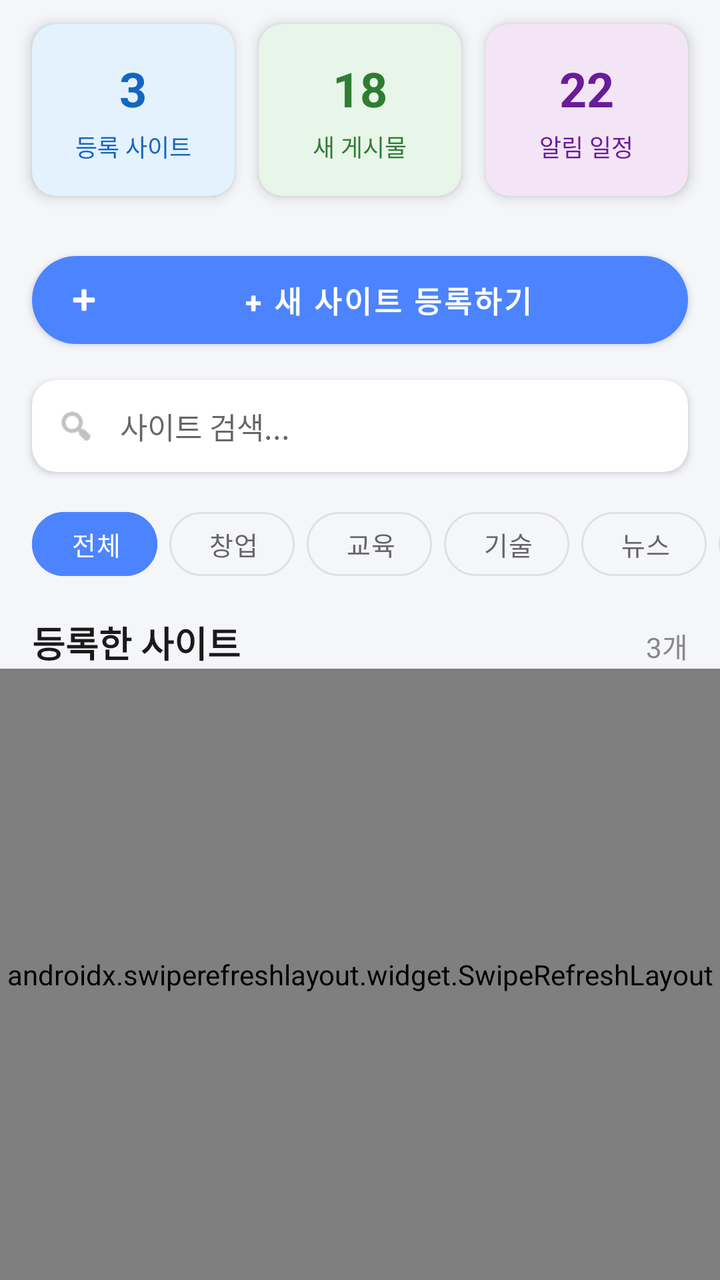
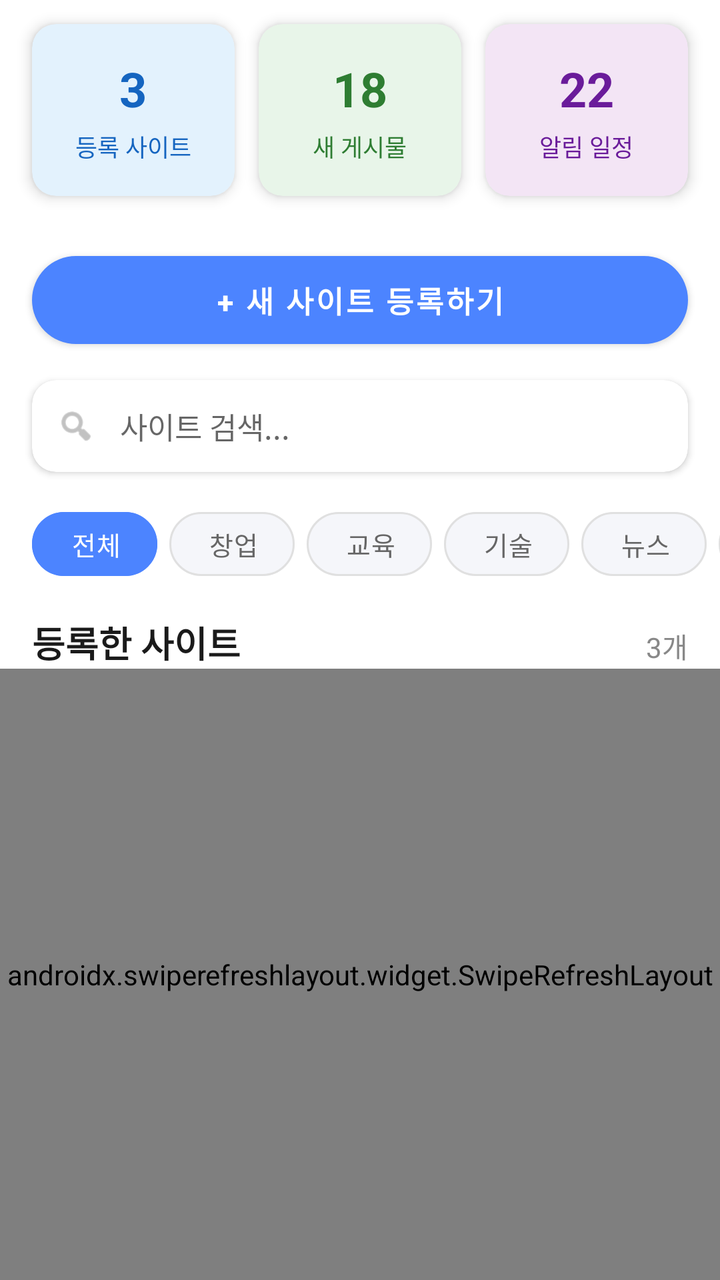

Before-and-after screenshots of an Android layout around one commit, followed by the original layout XML and the change that was made.
<!-- AndroidManifest.xml: application theme Theme.mobile_android -->
<!-- res/layout/fragment_home.xml -->
<?xml version="1.0" encoding="utf-8"?>
<androidx.constraintlayout.widget.ConstraintLayout xmlns:android="http://schemas.android.com/apk/res/android"
    xmlns:app="http://schemas.android.com/apk/res-auto"
    xmlns:tools="http://schemas.android.com/tools"
    android:layout_width="match_parent"
    android:layout_height="match_parent"
    android:background="@color/screen_background"
    tools:context=".ui.home.HomeFragment">

    
    <LinearLayout
        android:id="@+id/summary_section"
        android:layout_width="0dp"
        android:layout_height="wrap_content"
        android:orientation="horizontal"
        android:paddingHorizontal="@dimen/screen_horizontal_padding"
        android:paddingTop="@dimen/item_spacing"
        android:paddingBottom="@dimen/item_spacing"
        android:clipToPadding="false"
        android:clipChildren="false"
        app:layout_constraintTop_toTopOf="parent"
        app:layout_constraintStart_toStartOf="parent"
        app:layout_constraintEnd_toEndOf="parent"
        android:baselineAligned="false">

        
        <androidx.cardview.widget.CardView
            android:layout_width="0dp"
            android:layout_height="wrap_content"
            android:layout_weight="1"
            android:layout_marginEnd="6dp"
            app:cardCornerRadius="@dimen/card_corner_radius"
            app:cardElevation="@dimen/card_elevation"
            app:cardBackgroundColor="#E3F2FD">

            <LinearLayout
                android:layout_width="match_parent"
                android:layout_height="wrap_content"
                android:orientation="vertical"
                android:gravity="center"
                android:padding="16dp">

                <TextView
                    android:id="@+id/tv_total_items"
                    android:layout_width="wrap_content"
                    android:layout_height="wrap_content"
                    android:text="3"
                    android:textSize="24sp"
                    android:textColor="#1565C0"
                    android:textStyle="bold"
                    android:layout_marginBottom="4dp"/>

                <TextView
                    android:layout_width="wrap_content"
                    android:layout_height="wrap_content"
                    android:text="등록 사이트"
                    android:textColor="#1565C0"
                    android:textSize="12sp"/>
            </LinearLayout>
        </androidx.cardview.widget.CardView>

        
        <androidx.cardview.widget.CardView
            android:layout_width="0dp"
            android:layout_height="wrap_content"
            android:layout_weight="1"
            android:layout_marginStart="6dp"
            android:layout_marginEnd="6dp"
            app:cardCornerRadius="@dimen/card_corner_radius"
            app:cardElevation="@dimen/card_elevation"
            app:cardBackgroundColor="#E8F5E9">

            <LinearLayout
                android:layout_width="match_parent"
                android:layout_height="wrap_content"
                android:orientation="vertical"
                android:gravity="center"
                android:padding="16dp">

                <TextView
                    android:id="@+id/tv_new_items"
                    android:layout_width="wrap_content"
                    android:layout_height="wrap_content"
                    android:text="18"
                    android:textSize="24sp"
                    android:textColor="#2E7D32"
                    android:textStyle="bold"
                    android:layout_marginBottom="4dp"/>

                <TextView
                    android:layout_width="wrap_content"
                    android:layout_height="wrap_content"
                    android:text="새 게시물"
                    android:textColor="#2E7D32"
                    android:textSize="12sp"/>
            </LinearLayout>
        </androidx.cardview.widget.CardView>

        
        <androidx.cardview.widget.CardView
            android:layout_width="0dp"
            android:layout_height="wrap_content"
            android:layout_weight="1"
            android:layout_marginStart="6dp"
            app:cardCornerRadius="@dimen/card_corner_radius"
            app:cardElevation="@dimen/card_elevation"
            app:cardBackgroundColor="#F3E5F5">

            <LinearLayout
                android:layout_width="match_parent"
                android:layout_height="wrap_content"
                android:orientation="vertical"
                android:gravity="center"
                android:padding="16dp">

                <TextView
                    android:id="@+id/tv_upcoming_items"
                    android:layout_width="wrap_content"
                    android:layout_height="wrap_content"
                    android:text="22"
                    android:textSize="24sp"
                    android:textColor="#6A1B9A"
                    android:textStyle="bold"
                    android:layout_marginBottom="4dp"/>

                <TextView
                    android:layout_width="wrap_content"
                    android:layout_height="wrap_content"
                    android:text="알림 일정"
                    android:textColor="#6A1B9A"
                    android:textSize="12sp"/>
            </LinearLayout>
        </androidx.cardview.widget.CardView>
    </LinearLayout>

    
    <com.google.android.material.button.MaterialButton
        android:id="@+id/add_site_button"
        android:layout_width="0dp"
        android:layout_height="56dp"
        android:text="+ 새 사이트 등록하기"
        android:textSize="15sp"
        android:textStyle="bold"
        app:cornerRadius="28dp"
        app:icon="@android:drawable/ic_input_add"
        app:iconSize="20dp"
        app:iconPadding="8dp"
        style="@style/Widget.MaterialComponents.Button"
        app:backgroundTint="#4C84FF"
        app:layout_constraintTop_toBottomOf="@id/summary_section"
        app:layout_constraintStart_toStartOf="parent"
        app:layout_constraintEnd_toEndOf="parent"
        android:layout_marginStart="@dimen/screen_horizontal_padding"
        android:layout_marginEnd="@dimen/screen_horizontal_padding"
        android:layout_marginTop="@dimen/item_spacing"/>

    
    <androidx.cardview.widget.CardView
        android:id="@+id/card_search"
        android:layout_width="0dp"
        android:layout_height="wrap_content"
        android:layout_marginStart="@dimen/screen_horizontal_padding"
        android:layout_marginEnd="@dimen/screen_horizontal_padding"
        android:layout_marginTop="@dimen/item_spacing"
        app:cardBackgroundColor="#FFFFFF"
        app:cardCornerRadius="@dimen/card_corner_radius"
        app:cardElevation="2dp"
        app:cardUseCompatPadding="false"
        app:layout_constraintEnd_toEndOf="parent"
        app:layout_constraintStart_toStartOf="parent"
        app:layout_constraintTop_toBottomOf="@+id/add_site_button">

        <LinearLayout
            android:layout_width="match_parent"
            android:layout_height="wrap_content"
            android:orientation="horizontal"
            android:gravity="center_vertical"
            android:paddingStart="12dp"
            android:paddingEnd="8dp">

            <ImageView
                android:layout_width="20dp"
                android:layout_height="20dp"
                android:src="@android:drawable/ic_menu_search"
                android:tint="#999999" />

            <EditText
                android:id="@+id/et_search"
                android:layout_width="0dp"
                android:layout_height="wrap_content"
                android:layout_weight="1"
                android:background="@android:color/transparent"
                android:hint="사이트 검색..."
                android:padding="12dp"
                android:textSize="15sp"
                android:maxLines="1"
                android:imeOptions="actionSearch"
                android:inputType="text" />

            <ImageButton
                android:id="@+id/btn_clear_search"
                android:layout_width="36dp"
                android:layout_height="36dp"
                android:background="?attr/selectableItemBackgroundBorderless"
                android:src="@android:drawable/ic_menu_close_clear_cancel"
                android:tint="#999999"
                android:visibility="gone"
                android:contentDescription="검색 지우기" />
        </LinearLayout>
    </androidx.cardview.widget.CardView>

    
    <HorizontalScrollView
        android:id="@+id/category_scroll"
        android:layout_width="0dp"
        android:layout_height="wrap_content"
        android:scrollbars="none"
        android:layout_marginTop="@dimen/item_spacing"
        app:layout_constraintTop_toBottomOf="@+id/card_search"
        app:layout_constraintStart_toStartOf="parent"
        app:layout_constraintEnd_toEndOf="parent">

        <com.google.android.material.chip.ChipGroup
            android:id="@+id/chip_category_filters"
            android:layout_width="wrap_content"
            android:layout_height="wrap_content"
            android:paddingStart="@dimen/screen_horizontal_padding"
            android:paddingEnd="@dimen/screen_horizontal_padding"
            app:chipSpacingHorizontal="6dp"
            app:singleLine="true"
            app:singleSelection="true">

            <com.google.android.material.chip.Chip
                android:id="@+id/chip_category_all"
                style="@style/InstagramFilterChip"
                android:layout_width="wrap_content"
                android:layout_height="wrap_content"
                android:checked="true"
                android:text="전체" />

            <com.google.android.material.chip.Chip
                android:id="@+id/chip_category_startup"
                style="@style/InstagramFilterChip"
                android:layout_width="wrap_content"
                android:layout_height="wrap_content"
                android:text="창업" />

            <com.google.android.material.chip.Chip
                android:id="@+id/chip_category_education"
                style="@style/InstagramFilterChip"
                android:layout_width="wrap_content"
                android:layout_height="wrap_content"
                android:text="교육" />

            <com.google.android.material.chip.Chip
                android:id="@+id/chip_category_tech"
                style="@style/InstagramFilterChip"
                android:layout_width="wrap_content"
                android:layout_height="wrap_content"
                android:text="기술" />

            <com.google.android.material.chip.Chip
                android:id="@+id/chip_category_news"
                style="@style/InstagramFilterChip"
                android:layout_width="wrap_content"
                android:layout_height="wrap_content"
                android:text="뉴스" />

            <com.google.android.material.chip.Chip
                android:id="@+id/chip_category_contest"
                style="@style/InstagramFilterChip"
                android:layout_width="wrap_content"
                android:layout_height="wrap_content"
                android:text="공모전" />

            <com.google.android.material.chip.Chip
                android:id="@+id/chip_category_government"
                style="@style/InstagramFilterChip"
                android:layout_width="wrap_content"
                android:layout_height="wrap_content"
                android:text="정부지원" />

            <com.google.android.material.chip.Chip
                android:id="@+id/chip_category_other"
                style="@style/InstagramFilterChip"
                android:layout_width="wrap_content"
                android:layout_height="wrap_content"
                android:text="기타" />

        </com.google.android.material.chip.ChipGroup>
    </HorizontalScrollView>

    
    <TextView
        android:id="@+id/tv_registered_sites_title"
        android:layout_width="wrap_content"
        android:layout_height="wrap_content"
        android:text="등록한 사이트"
        android:textSize="18sp"
        android:textStyle="bold"
        android:textColor="#1A1A1A"
        android:layout_marginStart="@dimen/screen_horizontal_padding"
        android:layout_marginTop="@dimen/item_spacing"
        app:layout_constraintStart_toStartOf="parent"
        app:layout_constraintTop_toBottomOf="@+id/category_scroll" />

    <TextView
        android:id="@+id/tv_site_count"
        android:layout_width="wrap_content"
        android:layout_height="wrap_content"
        android:text="3개"
        android:textColor="#888888"
        android:textSize="14sp"
        android:layout_marginEnd="@dimen/screen_horizontal_padding"
        app:layout_constraintEnd_toEndOf="parent"
        app:layout_constraintBaseline_toBaselineOf="@id/tv_registered_sites_title" />

    
    <FrameLayout
        android:layout_width="match_parent"
        android:layout_height="0dp"
        app:layout_constraintTop_toBottomOf="@+id/tv_registered_sites_title"
        app:layout_constraintBottom_toBottomOf="parent">

        
        <androidx.swiperefreshlayout.widget.SwipeRefreshLayout
            android:id="@+id/swipe_refresh"
            android:layout_width="match_parent"
            android:layout_height="match_parent">

            <androidx.recyclerview.widget.RecyclerView
                android:id="@+id/rv_sites"
                android:layout_width="match_parent"
                android:layout_height="match_parent"
                android:layout_marginTop="@dimen/item_spacing"
                android:clipToPadding="false"
                android:clipChildren="false"
                android:paddingHorizontal="@dimen/screen_horizontal_padding"
                android:paddingBottom="@dimen/screen_bottom_padding"
                tools:listitem="@layout/item_site" />
        </androidx.swiperefreshlayout.widget.SwipeRefreshLayout>

        
        <LinearLayout
            android:id="@+id/layout_empty_sites"
            android:layout_width="wrap_content"
            android:layout_height="wrap_content"
            android:layout_gravity="center"
            android:orientation="vertical"
            android:gravity="center"
            android:visibility="gone">

            <TextView
                android:layout_width="wrap_content"
                android:layout_height="wrap_content"
                android:text="등록된 사이트가 없습니다"
                android:textSize="16sp"
                android:textColor="#999999"
                android:layout_marginBottom="8dp" />

            <TextView
                android:layout_width="wrap_content"
                android:layout_height="wrap_content"
                android:text="새 사이트를 등록하여 시작하세요"
                android:textSize="14sp"
                android:textColor="#BBBBBB" />
        </LinearLayout>
    </FrameLayout>

</androidx.constraintlayout.widget.ConstraintLayout>
<!-- res/layout/item_site.xml (included above) -->
<?xml version="1.0" encoding="utf-8"?>
<androidx.cardview.widget.CardView xmlns:android="http://schemas.android.com/apk/res/android"
    xmlns:app="http://schemas.android.com/apk/res-auto"
    android:layout_width="match_parent"
    android:layout_height="wrap_content"
    android:layout_marginTop="@dimen/card_margin_vertical"
    android:layout_marginHorizontal="1dp"
    android:layout_marginBottom="12dp"
    android:foreground="?attr/selectableItemBackground"
    android:clickable="true"
    android:focusable="true"
    app:cardBackgroundColor="#FFFFFF"
    app:cardCornerRadius="16dp"
    app:cardElevation="4dp"
    >

    <LinearLayout
        android:layout_width="match_parent"
        android:layout_height="wrap_content"
        android:orientation="vertical"
        android:padding="16dp">

        
        <LinearLayout
            android:layout_width="match_parent"
            android:layout_height="wrap_content"
            android:gravity="center_vertical"
            android:orientation="horizontal">

            
            <androidx.cardview.widget.CardView
                android:layout_width="40dp"
                android:layout_height="40dp"
                app:cardBackgroundColor="#F0F4FF"
                app:cardCornerRadius="8dp"
                app:cardElevation="0dp">

                <ImageView
                    android:id="@+id/iv_site_icon"
                    android:layout_width="24dp"
                    android:layout_height="24dp"
                    android:layout_gravity="center"
                    android:src="@drawable/ic_web"
                    android:tint="#4C84FF" />

            </androidx.cardview.widget.CardView>

            
            <LinearLayout
                android:layout_width="0dp"
                android:layout_height="wrap_content"
                android:layout_marginStart="12dp"
                android:layout_weight="1"
                android:orientation="vertical">

                <TextView
                    android:id="@+id/tv_site_name"
                    android:layout_width="match_parent"
                    android:layout_height="wrap_content"
                    android:ellipsize="end"
                    android:maxLines="1"
                    android:text="사이트 이름"
                    android:textColor="#1A1A1A"
                    android:textSize="16sp"
                    android:textStyle="bold" />

                <TextView
                    android:id="@+id/tv_category_tag"
                    android:layout_width="wrap_content"
                    android:layout_height="wrap_content"
                    android:layout_marginTop="2dp"
                    android:text="카테고리"
                    android:textColor="#4C84FF"
                    android:textSize="12sp" />

            </LinearLayout>

            
            <ImageView
                android:id="@+id/btn_edit"
                android:layout_width="36dp"
                android:layout_height="36dp"
                android:background="?attr/selectableItemBackgroundBorderless"
                android:clickable="true"
                android:focusable="true"
                android:padding="6dp"
                android:src="@drawable/ic_edit_24"
                android:tint="#888888" />

            
            <ImageView
                android:id="@+id/btn_delete"
                android:layout_width="36dp"
                android:layout_height="36dp"
                android:background="?attr/selectableItemBackgroundBorderless"
                android:clickable="true"
                android:focusable="true"
                android:padding="6dp"
                android:src="@drawable/ic_delete_24"
                android:tint="#FF5252" />

        </LinearLayout>

        
        <TextView
            android:id="@+id/tv_site_url"
            android:layout_width="match_parent"
            android:layout_height="wrap_content"
            android:layout_marginTop="8dp"
            android:ellipsize="end"
            android:maxLines="1"
            android:text="https://example.com/notice"
            android:textColor="#888888"
            android:textSize="13sp" />

        
        <View
            android:layout_width="match_parent"
            android:layout_height="1dp"
            android:layout_marginVertical="12dp"
            android:background="#F0F0F0" />

        
        <LinearLayout
            android:layout_width="match_parent"
            android:layout_height="wrap_content"
            android:gravity="center_vertical"
            android:orientation="horizontal">

            
            <LinearLayout
                android:layout_width="0dp"
                android:layout_height="wrap_content"
                android:layout_weight="1"
                android:gravity="center_vertical"
                android:orientation="horizontal">

                <ImageView
                    android:layout_width="16dp"
                    android:layout_height="16dp"
                    android:src="@drawable/ic_article"
                    android:tint="#666666" />

                <TextView
                    android:id="@+id/tv_total_posts"
                    android:layout_width="wrap_content"
                    android:layout_height="wrap_content"
                    android:layout_marginStart="4dp"
                    android:text="총 0개"
                    android:textColor="#666666"
                    android:textSize="12sp" />

            </LinearLayout>

            
            <TextView
                android:id="@+id/tv_new_posts_badge"
                android:layout_width="wrap_content"
                android:layout_height="wrap_content"
                android:background="@drawable/bg_new_badge"
                android:paddingHorizontal="8dp"
                android:paddingVertical="4dp"
                android:text="새글 0"
                android:textColor="#FFFFFF"
                android:textSize="11sp"
                android:textStyle="bold"
                android:visibility="gone" />

            
            <TextView
                android:id="@+id/tv_last_updated"
                android:layout_width="wrap_content"
                android:layout_height="wrap_content"
                android:layout_marginStart="12dp"
                android:drawablePadding="4dp"
                android:text="업데이트: -"
                android:textColor="#999999"
                android:textSize="11sp" />

        </LinearLayout>

    </LinearLayout>

</androidx.cardview.widget.CardView>
<!-- resources referenced by this layout -->
<resources>
  <color name="screen_background">#F5F6FA</color>
  <dimen name="card_corner_radius">12dp</dimen>
  <dimen name="card_elevation">4dp</dimen>
  <dimen name="card_margin_vertical">8dp</dimen>
  <dimen name="item_spacing">12dp</dimen>
  <dimen name="screen_bottom_padding">80dp</dimen>
  <dimen name="screen_horizontal_padding">16dp</dimen>
  <!-- drawable bg_new_badge (drawable) -->
  <?xml version="1.0" encoding="utf-8"?>
  <shape xmlns:android="http://schemas.android.com/apk/res/android"
      android:shape="rectangle">
      <solid android:color="#FF6B6B" />
      <corners android:radius="12dp" />
  </shape>
  <!-- drawable ic_article (drawable) -->
  <vector xmlns:android="http://schemas.android.com/apk/res/android"
      android:width="24dp"
      android:height="24dp"
      android:viewportWidth="24"
      android:viewportHeight="24"
      android:tint="#000000">
      <path
          android:fillColor="@android:color/white"
          android:pathData="M19,3L5,3c-1.1,0 -2,0.9 -2,2v14c0,1.1 0.9,2 2,2h14c1.1,0 2,-0.9 2,-2L21,5c0,-1.1 -0.9,-2 -2,-2zM14,17L7,17v-2h7v2zM17,13L7,13v-2h10v2zM17,9L7,9L7,7h10v2z"/>
  </vector>
  <!-- drawable ic_delete_24 (drawable) -->
  <vector xmlns:android="http://schemas.android.com/apk/res/android"
      android:width="24dp"
      android:height="24dp"
      android:viewportWidth="24"
      android:viewportHeight="24">
    <path
        android:fillColor="@android:color/black"
        android:pathData="M6,19c0,1.1 0.9,2 2,2h8c1.1,0 2,-0.9 2,-2V7H6v12zM19,4h-3.5l-1,-1h-5l-1,1H5v2h14V4z"/>
  </vector>
  <!-- drawable ic_edit_24 (drawable) -->
  <vector xmlns:android="http://schemas.android.com/apk/res/android"
      android:width="24dp"
      android:height="24dp"
      android:viewportWidth="24"
      android:viewportHeight="24">
    <path
        android:fillColor="@android:color/black"
        android:pathData="M3,17.25V21h3.75L17.81,9.94l-3.75,-3.75L3,17.25zM20.71,7.04c0.39,-0.39 0.39,-1.02 0,-1.41l-2.34,-2.34c-0.39,-0.39 -1.02,-0.39 -1.41,0l-1.83,1.83 3.75,3.75 1.83,-1.83z"/>
  </vector>
  <!-- drawable ic_web (drawable) -->
  <vector xmlns:android="http://schemas.android.com/apk/res/android"
      android:width="24dp"
      android:height="24dp"
      android:viewportWidth="24"
      android:viewportHeight="24"
      android:tint="#000000">
      <path
          android:fillColor="@android:color/white"
          android:pathData="M12,2C6.48,2 2,6.48 2,12s4.48,10 10,10 10,-4.48 10,-10S17.52,2 12,2zM11,19.93c-3.95,-0.49 -7,-3.85 -7,-7.93 0,-0.62 0.08,-1.21 0.21,-1.79L9,15v1c0,1.1 0.9,2 2,2v1.93zM17.9,17.39c-0.26,-0.81 -1,-1.39 -1.9,-1.39h-1v-3c0,-0.55 -0.45,-1 -1,-1L8,12v-2h2c0.55,0 1,-0.45 1,-1L11,7h2c1.1,0 2,-0.9 2,-2v-0.41c2.93,1.19 5,4.06 5,7.41 0,2.08 -0.8,3.97 -2.1,5.39z"/>
  </vector>
  <style name="Theme.mobile_android" parent="Base.Theme.mobile_android" />
  <style name="Base.Theme.mobile_android" parent="Theme.MaterialComponents.DayNight.NoActionBar">
          
  
          <item name="colorPrimary">@color/login_bg1</item>
          <item name="colorPrimaryVariant">@color/login_bg1</item>
          <item name="colorOnPrimary">@color/white</item>
          <item name="colorSecondary">@color/login_bg2</item>
          <item name="colorSecondaryVariant">@color/login_bg2</item>
          <item name="colorOnSecondary">@color/login_bg2</item>
          <item name="android:statusBarColor">@color/login_bg1</item>
      </style>
  <color name="login_bg1">#0B0E18</color>
  <color name="white">#FFFFFFFF</color>
  <color name="login_bg2">#673AB7</color>
  <!-- unchanged entries left out for length: 1 -->
</resources>

<!-- the commit's change to res/layout/fragment_home.xml (unified diff, before → after) -->
@@ -142,11 +142,8 @@
         android:textSize="15sp"
         android:textStyle="bold"
         app:cornerRadius="28dp"
-        app:icon="@android:drawable/ic_input_add"
-        app:iconSize="20dp"
-        app:iconPadding="8dp"
         style="@style/Widget.MaterialComponents.Button"
-        app:backgroundTint="#4C84FF"
+        app:backgroundTint="@color/accent_color"
         app:layout_constraintTop_toBottomOf="@id/summary_section"
         app:layout_constraintStart_toStartOf="parent"
         app:layout_constraintEnd_toEndOf="parent"
<!-- resource entries referenced after the edit -->
@@ -1,6 +1,7 @@
 <!-- resources referenced by this layout -->
 <resources>
-  <color name="screen_background">#F5F6FA</color>
+  <color name="accent_color">#4C84FF</color>
+  <color name="screen_background">#FFFFFF</color>
   <dimen name="card_corner_radius">12dp</dimen>
   <dimen name="card_elevation">4dp</dimen>
   <dimen name="card_margin_vertical">8dp</dimen>
@@ -67,6 +68,10 @@
           <item name="colorSecondaryVariant">@color/login_bg2</item>
           <item name="colorOnSecondary">@color/login_bg2</item>
           <item name="android:statusBarColor">@color/login_bg1</item>
+  
+          
+          <item name="android:windowDrawsSystemBarBackgrounds">true</item>
+          <item name="android:navigationBarColor">@color/white</item>
       </style>
   <color name="login_bg1">#0B0E18</color>
   <color name="white">#FFFFFFFF</color>
